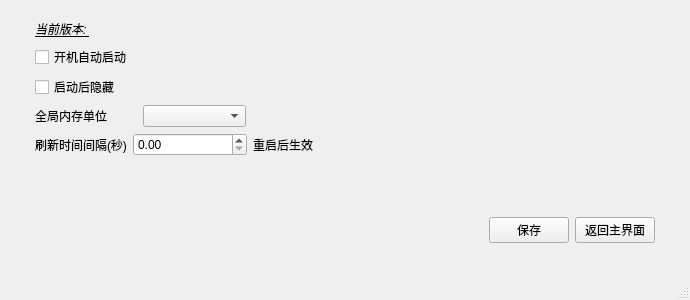
Old version of the form watchdog_main.ui in the repository WaterEmissary/WatchDog.
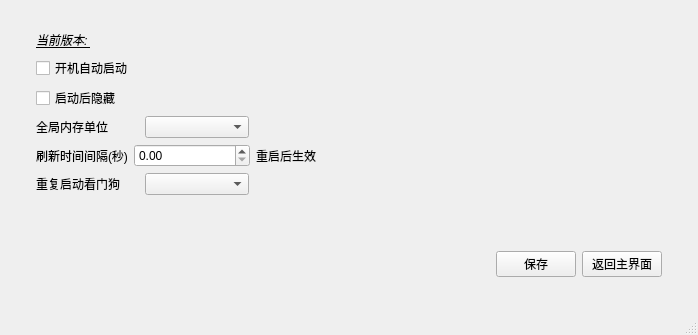
New version of the form. The open tabs and pages were chosen to show the change.

Commit message: v1.6 添加了重启机制、单进程右键菜单

Patch:
```diff
--- a/watchdog_main.ui
+++ b/watchdog_main.ui
@@ -6,8 +6,8 @@
    <rect>
     <x>0</x>
     <y>0</y>
-    <width>660</width>
-    <height>300</height>
+    <width>698</width>
+    <height>335</height>
    </rect>
   </property>
   <property name="sizePolicy">
@@ -57,7 +57,7 @@
          <verstretch>0</verstretch>
         </sizepolicy>
        </property>
-       <layout class="QHBoxLayout" name="horizontalLayout_9">
+       <layout class="QVBoxLayout" name="verticalLayout_2">
         <property name="leftMargin">
          <number>6</number>
         </property>
@@ -214,20 +214,18 @@
          <verstretch>0</verstretch>
         </sizepolicy>
        </property>
-       <layout class="QHBoxLayout" name="horizontalLayout_10">
-        <item>
-         <layout class="QVBoxLayout" name="verticalLayout_2">
+       <layout class="QVBoxLayout" name="verticalLayout_3">
           <property name="leftMargin">
-           <number>20</number>
+         <number>30</number>
           </property>
           <property name="topMargin">
-           <number>10</number>
+         <number>30</number>
           </property>
           <property name="rightMargin">
-           <number>20</number>
+         <number>30</number>
           </property>
           <property name="bottomMargin">
-           <number>20</number>
+         <number>30</number>
           </property>
           <item>
            <layout class="QHBoxLayout" name="horizontalLayout_6" stretch="5,5">
@@ -371,6 +369,33 @@
             </item>
            </layout>
           </item>
+        <item>
+         <layout class="QHBoxLayout" name="horizontalLayout_10" stretch="1,1,4">
+          <item>
+           <widget class="QLabel" name="label_4">
+            <property name="text">
+             <string>重复启动看门狗</string>
+            </property>
+           </widget>
+          </item>
+          <item>
+           <widget class="QComboBox" name="FullSetupReopenComboBox"/>
+          </item>
+          <item>
+           <spacer name="horizontalSpacer_8">
+            <property name="orientation">
+             <enum>Qt::Orientation::Horizontal</enum>
+            </property>
+            <property name="sizeHint" stdset="0">
+             <size>
+              <width>40</width>
+              <height>20</height>
+             </size>
+            </property>
+           </spacer>
+          </item>
+         </layout>
+        </item>
           <item>
            <spacer name="verticalSpacer">
             <property name="orientation">
@@ -379,7 +404,7 @@
             <property name="sizeHint" stdset="0">
              <size>
               <width>20</width>
-              <height>40</height>
+            <height>20</height>
              </size>
             </property>
            </spacer>
@@ -416,8 +441,6 @@
            </layout>
           </item>
          </layout>
-        </item>
-       </layout>
       </widget>
      </widget>
     </item>
```
Left out of the diff: 4 changed lines with no effect on the pictures. Lines whose indentation alone changed are shown as unchanged. The commit also changes 2 other files.
